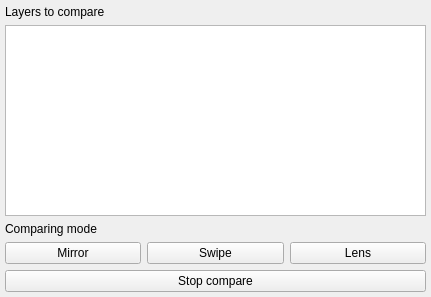
Before: the Qt Designer form qmapcompare_dockwidget.ui in MIERUNE/qgis-plugin-qmapcompare, drawn with Qt 5.
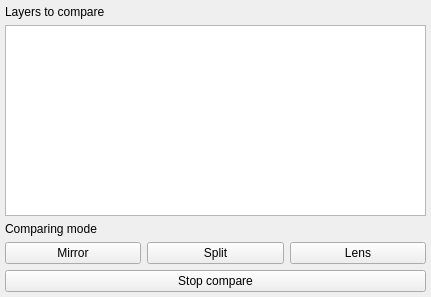
After: the same form once the commit is applied. Icons and pictures are not drawn.

Commit message: Naming Swipe -> Split

The edit to the form file:
```diff
--- a/qmapcompare_dockwidget.ui
+++ b/qmapcompare_dockwidget.ui
@@ -90,7 +90,7 @@
        <item>
         <widget class="QPushButton" name="pushButton_swipe">
          <property name="text">
-          <string>Swipe</string>
+          <string>Split</string>
          </property>
          <property name="icon">
           <iconset>
```
Left out of the diff: 4 changed lines with no effect on the pictures. The commit also changes 4 other files.
